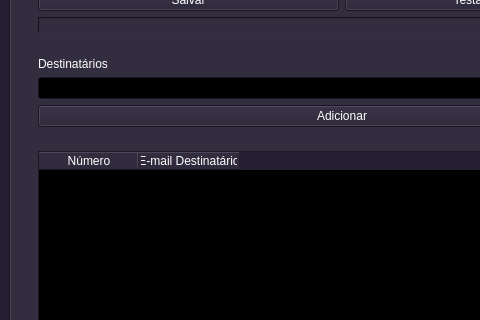
Before: the Qt Designer form interface.ui in Fat83dotcom/Interface_Estacao, drawn with Qt 5; both pictures show x 0 to 480 and y 204 to 524 of the 684 by 674 pixel window.
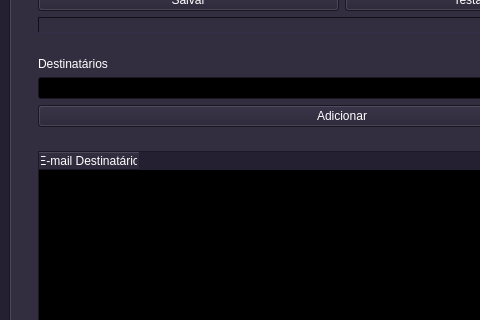
After: the same form once the commit is applied. The open tabs and pages were chosen to show the change. Icons and pictures are not drawn.

Commit message: Remoção de uma coluna no Qtableview

What changed in the file:
```diff
--- a/interface.ui
+++ b/interface.ui
@@ -1530,11 +1530,6 @@
            <layout class="QVBoxLayout" name="verticalLayout_20">
             <item>
              <widget class="QTableWidget" name="tabelaDestinatarios">
-              <column>
-               <property name="text">
-                <string>Número</string>
-               </property>
-              </column>
               <column>
                <property name="text">
                 <string>E-mail Destinatário</string>
```
Left out of the diff: 2 changed lines with no effect on the pictures. The commit also changes 1 other file.
